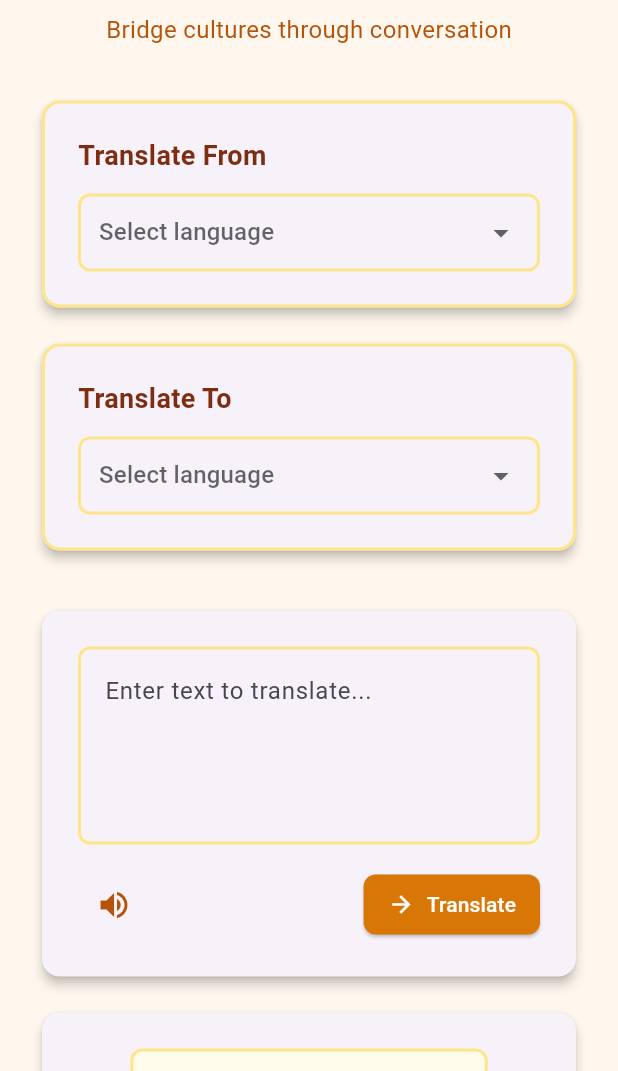
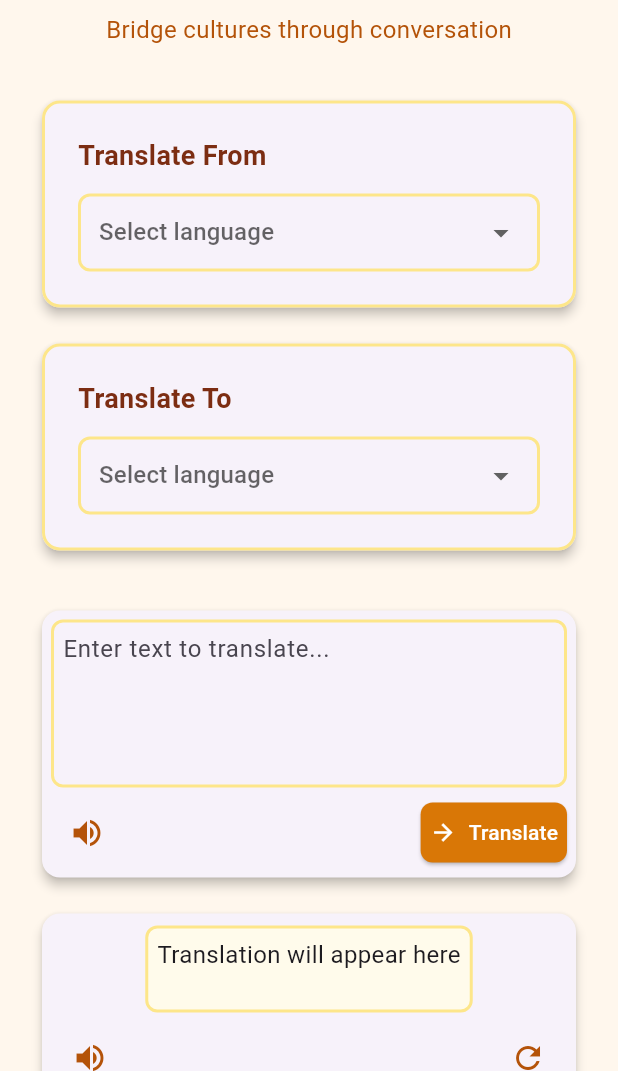
Before and after one commit to Mindsinaction-ICT/Namibian-Language-Translator-App, a Flutter app: the screen it shows after launch, on a phone screen of 412 x 824 dp, the part 165-1236 px from its top. Run offline on Flutter 3.47's test engine with Material 3 defaults, Android fonts, the phone set to English and light mode, and no system bars; our stand-ins replace just_audio.

Commit message:
page shortening

```diff
--- a/lib/screens/home_screen.dart
+++ b/lib/screens/home_screen.dart
@@ -292,7 +292,7 @@ class _HomeScreenState extends State<HomeScreen> {
         borderRadius: BorderRadius.circular(12),
       ),
       child: Padding(
-        padding: EdgeInsets.all(24),
+        padding: EdgeInsets.all(6),
         child: Column(
           children: [
             Container(
@@ -323,13 +323,13 @@ class _HomeScreenState extends State<HomeScreen> {
                     decoration: InputDecoration(
                       hintText: 'Enter text to translate...',
                       border: InputBorder.none,
-                      contentPadding: EdgeInsets.all(16),
+                      contentPadding: EdgeInsets.all(6),
                     ),
                   );
                 },
               ),
             ),
-            SizedBox(height: 16),
+            SizedBox(height: 6),
             Row(
               mainAxisAlignment: MainAxisAlignment.spaceBetween,
               children: [
@@ -348,7 +348,7 @@ class _HomeScreenState extends State<HomeScreen> {
                   style: ElevatedButton.styleFrom(
                     backgroundColor: Color(0xFFD97706),
                     foregroundColor: Colors.white,
-                    padding: EdgeInsets.symmetric(horizontal: 16, vertical: 8),
+                    padding: EdgeInsets.symmetric(horizontal: 6, vertical: 8),
                     shape: RoundedRectangleBorder(
                       borderRadius: BorderRadius.circular(8),
                     ),
@@ -373,12 +373,12 @@ class _HomeScreenState extends State<HomeScreen> {
         borderRadius: BorderRadius.circular(12),
       ),
       child: Padding(
-        padding: EdgeInsets.all(24),
+        padding: EdgeInsets.all(8),
         child: Column(
           children: [
             Container(
-              height: 128,
-              padding: EdgeInsets.all(16),
+              height: 58,
+              padding: EdgeInsets.all(6),
               decoration: BoxDecoration(
                 color: Color(0xFFFFFBEB),
                 border: Border.all(color: Color(0xFFFDE68A), width: 2),
@@ -391,7 +391,7 @@ class _HomeScreenState extends State<HomeScreen> {
                 style: TextStyle(fontSize: 16),
               ),
             ),
-            SizedBox(height: 16),
+            SizedBox(height: 6),
             Row(
               mainAxisAlignment: MainAxisAlignment.spaceBetween,
               children: [
```
